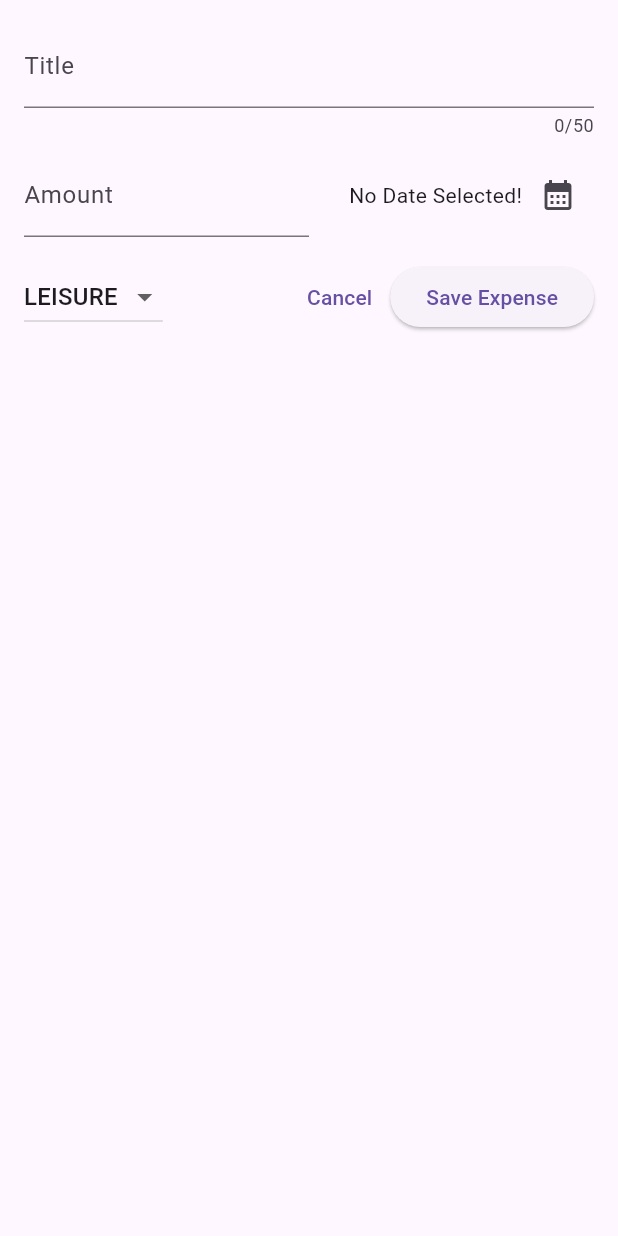
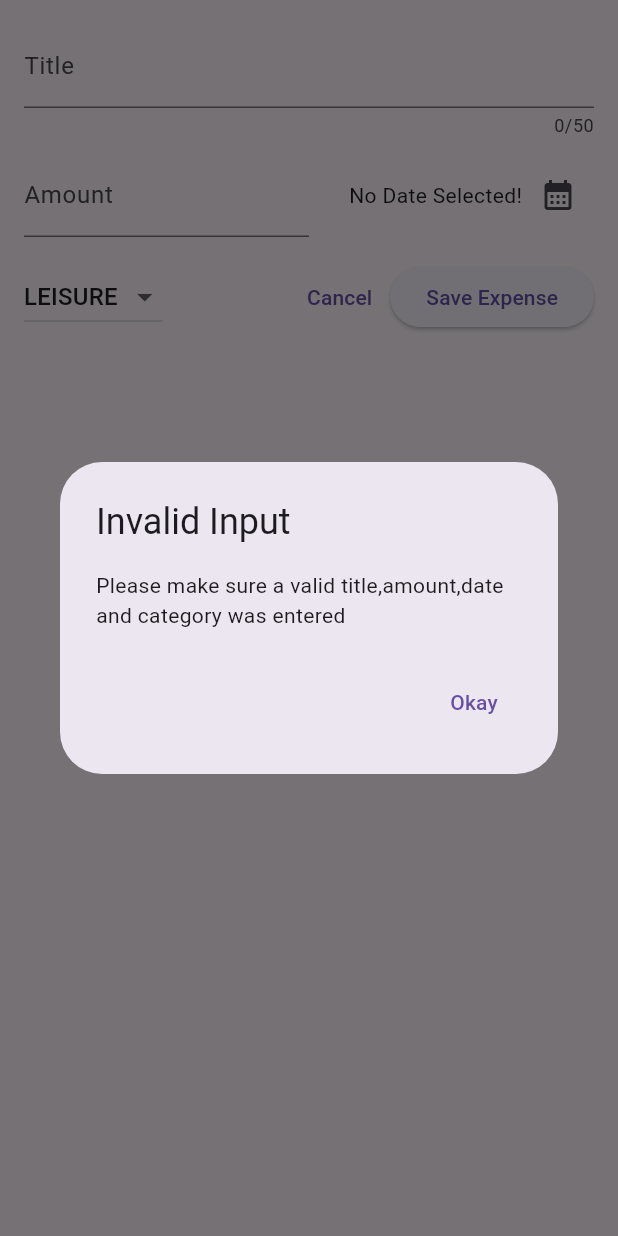
Before and after one commit to PyaeSone99/ExpensesTracker, a Flutter app: the NewExpense widget shown alone on an empty page, opened directly, after a tap on "Save Expense", on a phone screen of 412 x 824 dp. Run offline on Flutter 3.47's test engine with Material 3 defaults, Android fonts, the phone set to English and light mode, and no system bars.

Commit message:
117 - Validating User Input Showing an Error Dialog

```diff
--- a/lib/widgets/new_expense.dart
+++ b/lib/widgets/new_expense.dart
@@ -40,10 +40,25 @@ class _StateNewExpense extends State<NewExpense> {
   var _selectedCategory = Category.leisure;
 
   void _submitExpenseData(){
-    final enteredAmount = double.parse(_amountController.text);
+    final enteredAmount = double.tryParse(_amountController.text);
     final amountIsValid = enteredAmount == null || enteredAmount<= 0 ;
     if (_titleController.text.trim().isEmpty || amountIsValid || _selectedDate == null) {
-      //error message here
+      showDialog(
+        context: context,
+        builder: (ctx) =>
+          AlertDialog(
+            title: const Text(
+              'Invalid Input'
+            ),
+            content: const Text('Please make sure a valid title,amount,date and category was entered'),
+            actions: [
+              TextButton(onPressed: (){
+                Navigator.pop(ctx);
+              }, child: const Text('Okay'))
+            ],
+          )
+      );
+      return;
     }
   }
 
```
